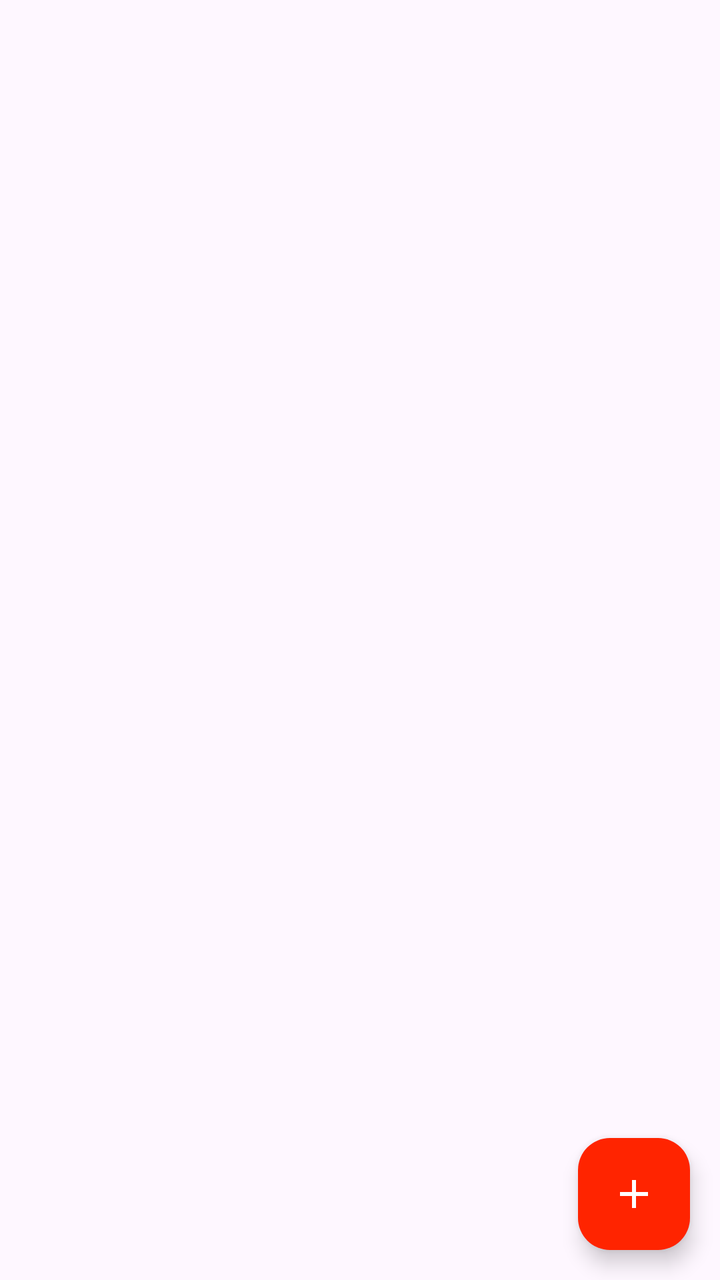
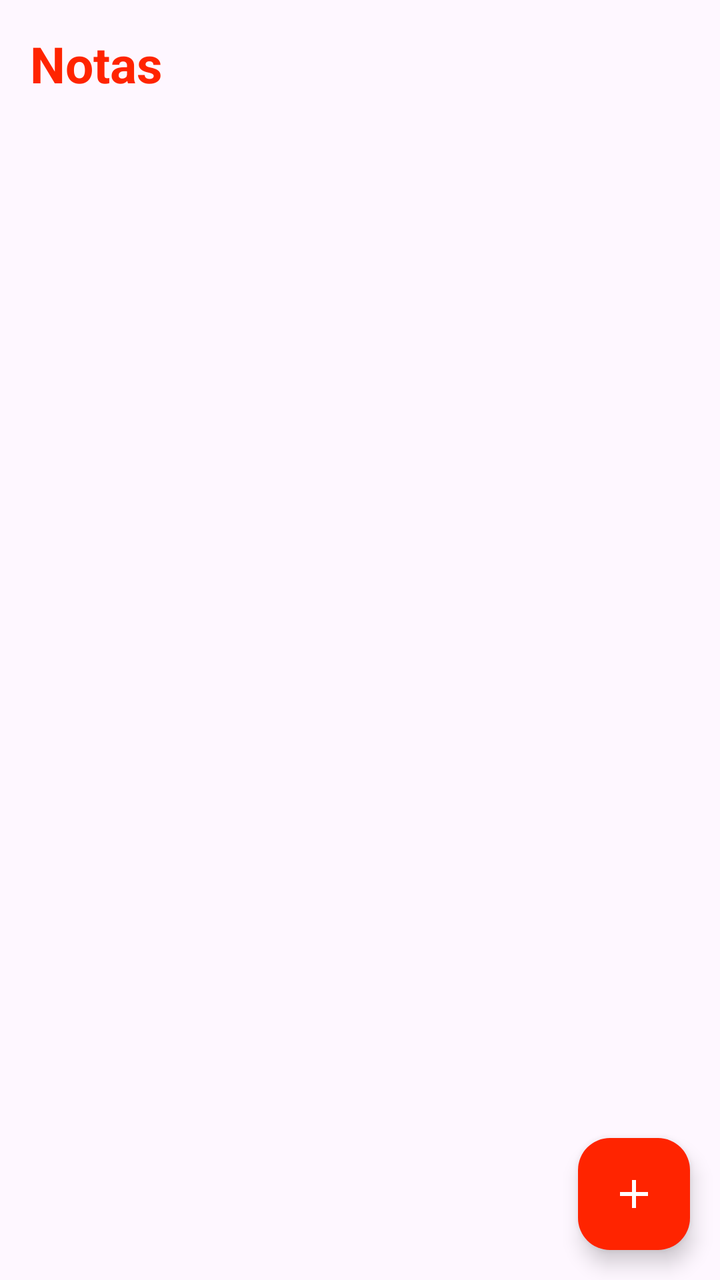

Compare the two renders of this Android layout. The source of the first and the diff that turns it into the second are given below.
<!-- AndroidManifest.xml: application theme Theme.APPDeNotas -->
<!-- res/layout/activity_main.xml -->
<?xml version="1.0" encoding="utf-8"?>
<RelativeLayout
    xmlns:android="http://schemas.android.com/apk/res/android"
    xmlns:app="http://schemas.android.com/apk/res-auto"
    xmlns:tools="http://schemas.android.com/tools"
    android:id="@+id/main"
    android:layout_width="match_parent"
    android:layout_height="match_parent"
    tools:context=".MainActivity">

    <com.google.android.material.floatingactionbutton.FloatingActionButton
        android:id="@+id/FABAgregarNota"
        android:layout_alignParentEnd="true"
        android:layout_alignParentBottom="true"
        android:layout_marginStart="15dp"
        android:layout_marginTop="15dp"
        android:layout_marginEnd="15dp"
        android:layout_marginBottom="15dp"
        android:src="@drawable/ic_agregar_nota"
        android:backgroundTint="@color/rojo"
        app:tint="@color/white"
        android:layout_width="wrap_content"
        android:layout_height="wrap_content"
        />
</RelativeLayout>
<!-- resources referenced by this layout -->
<resources>
  <color name="rojo">#FF2400</color>
  <color name="white">#FFFFFFFF</color>
  <!-- drawable ic_agregar_nota (drawable) -->
  <vector xmlns:android="http://schemas.android.com/apk/res/android" android:height="24dp" android:tint="#000000" android:viewportHeight="24" android:viewportWidth="24" android:width="24dp">
        
      <path android:fillColor="@android:color/white" android:pathData="M19,13h-6v6h-2v-6H5v-2h6V5h2v6h6v2z"/>
      
  </vector>
  <style name="Theme.APPDeNotas" parent="Base.Theme.APPDeNotas" />
  <style name="Base.Theme.APPDeNotas" parent="Theme.Material3.DayNight.NoActionBar">
          
          <item name="colorPrimary">@color/rojo</item>
          <item name="colorPrimaryVariant">@color/rojo</item>
          <item name="android:statusBarColor">@color/rojo</item>
      </style>
</resources>

<!-- the commit's change to res/layout/activity_main.xml (unified diff, before → after) -->
@@ -7,6 +7,29 @@
     android:layout_width="match_parent"
     android:layout_height="match_parent"
     tools:context=".MainActivity">
+
+    <TextView
+        android:id="@+id/txtNotas"
+        android:text="@string/txtNotas"
+        android:layout_alignParentTop="true"
+        android:layout_marginTop="15dp"
+        android:layout_marginStart="15dp"
+        android:textColor="@color/rojo"
+        android:textSize="25sp"
+        android:textStyle="bold"
+        android:layout_width="wrap_content"
+        android:layout_height="wrap_content"
+        />
+
+    <androidx.recyclerview.widget.RecyclerView
+        android:id="@+id/notasRv"
+        android:layout_below="@+id/txtNotas"
+        android:padding="15dp"
+        tools:listitem="@layout/item_nota"
+        android:layout_width="match_parent"
+        android:layout_height="match_parent"
+        />
+
 
     <com.google.android.material.floatingactionbutton.FloatingActionButton
         android:id="@+id/FABAgregarNota"
@@ -23,3 +46,47 @@
         android:layout_height="wrap_content"
         />
 </RelativeLayout>
+<!-- res/layout/item_nota.xml (included above) -->
+<?xml version="1.0" encoding="utf-8"?>
+<com.google.android.material.card.MaterialCardView xmlns:android="http://schemas.android.com/apk/res/android"
+    android:layout_width="match_parent"
+    android:layout_height="wrap_content"
+    xmlns:app="http://schemas.android.com/apk/res-auto"
+    app:cardCornerRadius="8dp"
+    app:cardElevation="4dp"
+    app:cardUseCompatPadding="true"
+    >
+    
+    <androidx.appcompat.widget.LinearLayoutCompat
+        android:layout_width="match_parent"
+        android:layout_height="wrap_content"
+        android:orientation="vertical"
+        android:padding="15dp"
+        />
+
+    <RelativeLayout
+        android:layout_width="match_parent"
+        android:layout_height="match_parent"
+        android:orientation="horizontal"
+        android:layout_marginTop="10dp"
+        >
+
+        <TextView
+            android:id="@+id/item_titulo"
+            android:text="@string/item_titulo"
+            android:textColor="@color/rojo"
+            android:textStyle="bold"
+            android:layout_width="wrap_content"
+            android:layout_height="wrap_content"/>
+    </RelativeLayout>
+    
+    <TextView
+        android:id="@+id/item_descripcion"
+        android:text="@string/item_descripcion"
+        android:maxLines="3"
+        android:layout_marginTop="5dp"
+        android:layout_width="wrap_content"
+        android:layout_height="wrap_content"
+        />
+
+</com.google.android.material.card.MaterialCardView>
<!-- resource entries referenced after the edit -->
@@ -8,6 +8,9 @@
       <path android:fillColor="@android:color/white" android:pathData="M19,13h-6v6h-2v-6H5v-2h6V5h2v6h6v2z"/>
       
   </vector>
+  <string name="item_descripcion">descripcion</string>
+  <string name="item_titulo">Titulo</string>
+  <string name="txtNotas">Notas</string>
   <style name="Theme.APPDeNotas" parent="Base.Theme.APPDeNotas" />
   <style name="Base.Theme.APPDeNotas" parent="Theme.Material3.DayNight.NoActionBar">
           
